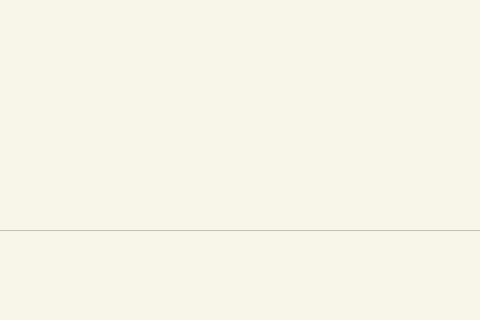
avilalem/ProyectoFinal, file pagina_lista.ui: the form before one commit; both pictures show x 150 to 630 and y 280 to 600 of the 800 by 600 pixel window.
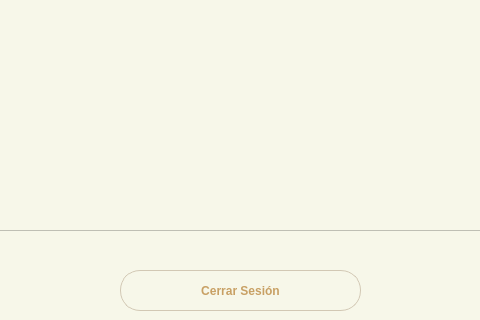
The form after the commit. Icons and pictures are not drawn.

Commit message: Agrego archivos .ui

Patch:
```diff
--- a/pagina_lista.ui
+++ b/pagina_lista.ui
@@ -740,6 +740,28 @@
             <normaloff>icono-informacion.png</normaloff>icono-informacion.png</iconset>
           </property>
          </widget>
+         <widget class="QPushButton" name="botonCerrarS">
+          <property name="geometry">
+           <rect>
+            <x>270</x>
+            <y>10</y>
+            <width>241</width>
+            <height>41</height>
+           </rect>
+          </property>
+          <property name="font">
+           <font>
+            <weight>75</weight>
+            <bold>true</bold>
+           </font>
+          </property>
+          <property name="styleSheet">
+           <string notr="true"/>
+          </property>
+          <property name="text">
+           <string>Cerrar Sesión</string>
+          </property>
+         </widget>
         </widget>
        </item>
       </layout>
```
The commit also changes 3 other files.
